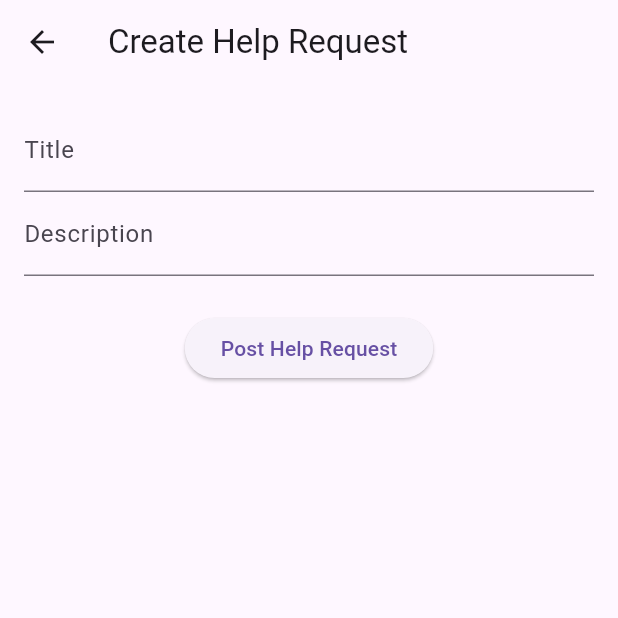
After one commit to GantangSatria/help_on_maps, a Flutter app: the CreateHelpRequestPage screen opened by its route, on a phone screen of 412 x 824 dp, the top half of it. The commit adds this screen. Run offline on Flutter 3.47's test engine with Material 3 defaults, Android fonts, the phone set to English and light mode, and no system bars; our stand-ins replace cloud_firestore, firebase_auth, firebase_core, flutter_map, get, latlong2 and 1 more; accounts and stored records are empty.

Commit message:
feat: create help request

```diff
--- a/lib/modules/help_request/controllers/help_request_controller.dart
+++ b/lib/modules/help_request/controllers/help_request_controller.dart
@@ -1,5 +1,37 @@
 import 'package:get/get.dart';
+import 'package:cloud_firestore/cloud_firestore.dart';
+import 'package:firebase_auth/firebase_auth.dart';
+import 'package:latlong2/latlong.dart';
+import 'package:location/location.dart';
+import 'package:help_on_maps/data/models/help_request.dart';
 
 class HelpRequestController extends GetxController {
+  var isLoading = false.obs;
 
+  Future<void> createHelpRequest({
+    required String title,
+    required String description,
+  }) async {
+    isLoading.value = true;
+
+    final location = Location();
+    final locData = await location.getLocation();
+
+    final user = FirebaseAuth.instance.currentUser;
+
+    final helpRequest = HelpRequest(
+      id: '',
+      userId: user?.uid ?? '',
+      title: title,
+      description: description,
+      location: LatLng(locData.latitude!, locData.longitude!),
+      createdAt: DateTime.now(),
+      status: 'active',
+      helperId: null,
+    );
+
+    await FirebaseFirestore.instance.collection('help_requests').add(helpRequest.toMap());
+
+    isLoading.value = false;
+  }
 }
--- /dev/null
+++ b/lib/modules/help_request/views/create_help_request_page.dart
@@ -0,0 +1,46 @@
+import 'package:flutter/material.dart';
+import 'package:get/get.dart';
+import 'package:help_on_maps/modules/help_request/controllers/help_request_controller.dart';
+
+class CreateHelpRequestPage extends StatelessWidget {
+  final _titleController = TextEditingController();
+  final _descriptionController = TextEditingController();
+  final HelpRequestController controller = Get.put(HelpRequestController());
+
+  CreateHelpRequestPage({super.key});
+
+  @override
+  Widget build(BuildContext context) {
+    return Scaffold(
+      appBar: AppBar(title: Text('Create Help Request')),
+      body: Padding(
+        padding: const EdgeInsets.all(16.0),
+        child: Column(
+          children: [
+            TextField(
+              controller: _titleController,
+              decoration: InputDecoration(labelText: 'Title'),
+            ),
+            TextField(
+              controller: _descriptionController,
+              decoration: InputDecoration(labelText: 'Description'),
+            ),
+            SizedBox(height: 24),
+            Obx(() => controller.isLoading.value
+                ? CircularProgressIndicator()
+                : ElevatedButton(
+                    onPressed: () async {
+                      await controller.createHelpRequest(
+                        title: _titleController.text,
+                        description: _descriptionController.text,
+                      );
+                      Get.back();
+                    },
+                    child: Text('Post Help Request'),
+                  )),
+          ],
+        ),
+      ),
+    );
+  }
+}
--- a/lib/modules/help_request/views/help_request_page.dart
+++ b/lib/modules/help_request/views/help_request_page.dart
@@ -3,6 +3,7 @@ import 'package:flutter/material.dart';
 import 'package:cloud_firestore/cloud_firestore.dart';
 import 'package:get/get.dart';
 import 'package:help_on_maps/data/models/help_request.dart';
+import 'package:help_on_maps/routes/app_pages.dart';
 
 class HelpRequestPage extends StatelessWidget {
   const HelpRequestPage({super.key});
@@ -48,14 +49,13 @@ class HelpRequestPage extends StatelessWidget {
         ),
       ),
       floatingActionButton: FloatingActionButton(
-        onPressed: () => Get.toNamed('/create-help-request'),
+        onPressed: () => Get.toNamed(AppPages.createHelpRequestPage),
         child: Icon(Icons.add),
       ),
     );
   }
 
   void _offerHelp(HelpRequest request) {
-    // Update the help request with the helper's ID
     FirebaseFirestore.instance
         .collection('help_requests')
         .doc(request.id)
@@ -64,7 +64,6 @@ class HelpRequestPage extends StatelessWidget {
       'status': 'in_progress',
     });
 
-    // Navigate to chat with the user
     Get.toNamed('/chat', arguments: request.userId);
   }
 }
--- a/lib/routes/app_pages.dart
+++ b/lib/routes/app_pages.dart
@@ -3,4 +3,5 @@ class AppPages {
   static const registerPage = '/register-page';
   static const loginPage = '/login-page';
   static const profilePage = '/profile-page';
+  static const createHelpRequestPage = '/create-help-request-page';
 }
--- a/lib/routes/app_routes.dart
+++ b/lib/routes/app_routes.dart
@@ -1,6 +1,7 @@
 import 'package:get/route_manager.dart';
 import 'package:help_on_maps/modules/auth/views/login_page.dart';
 import 'package:help_on_maps/modules/auth/views/register_page.dart';
+import 'package:help_on_maps/modules/help_request/views/create_help_request_page.dart';
 import 'package:help_on_maps/modules/home/bindings/home_binding.dart';
 import 'package:help_on_maps/modules/home/views/home_page.dart';
 import 'package:help_on_maps/modules/profile/views/profile_page.dart';
@@ -11,6 +12,7 @@ class AppRoutes {
     GetPage(name: AppPages.homePage, page: () => HomePage(), binding: HomeBinding()),
     GetPage(name: AppPages.registerPage, page: () => RegisterPage()),
     GetPage(name: AppPages.loginPage, page: () => LoginPage()),
-    GetPage(name: AppPages.profilePage, page: () => ProfilePage())
+    GetPage(name: AppPages.profilePage, page: () => ProfilePage()),
+    GetPage(name: AppPages.createHelpRequestPage, page: () => CreateHelpRequestPage())
   ];
 }
```
Also changed, not shown: lib/modules/chat/controllers/chat_controller.dart (added), lib/modules/chat/views/chat_detail_page.dart (added).
